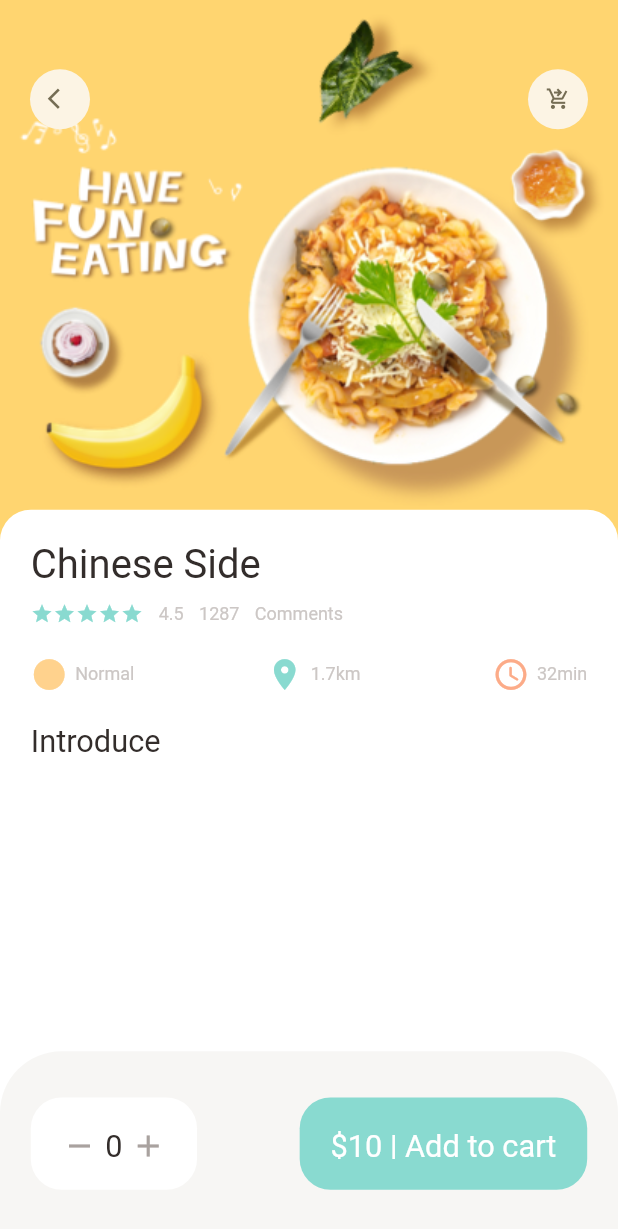
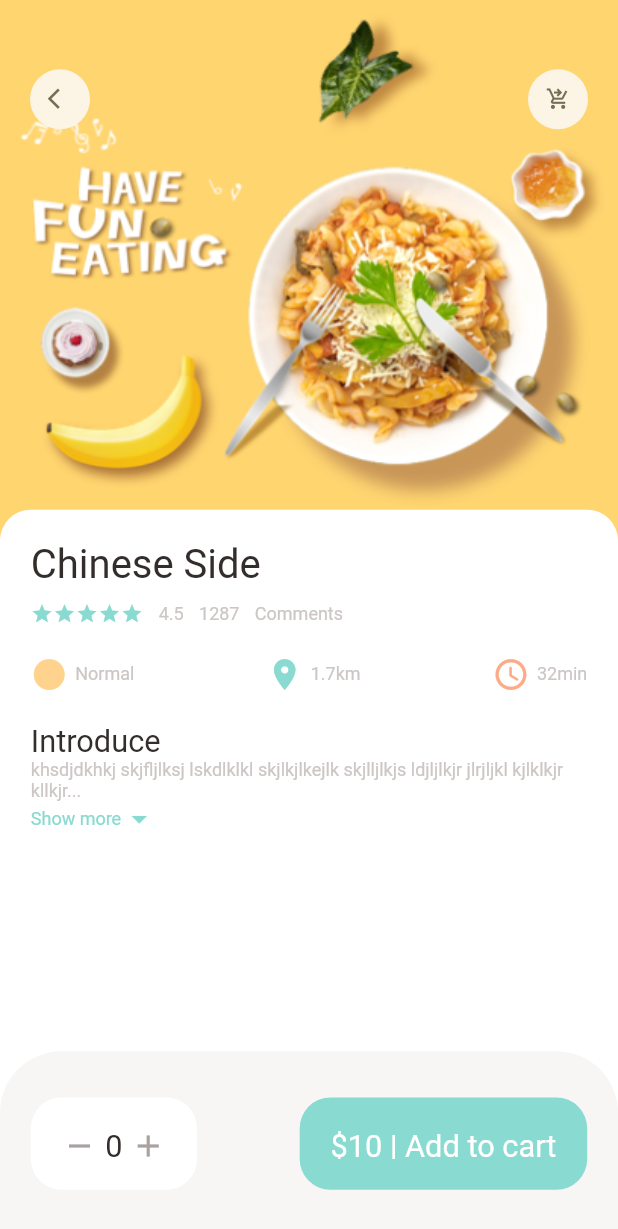
Before and after one commit to Baw-bits/e_food_delivery, a Flutter app: the screen it shows after launch, on a phone screen of 412 x 824 dp. Shown: the top 1229 px of the screen. Run offline on Flutter 3.47's test engine with Material 2 defaults, Android fonts, the phone set to English and light mode, and no system bars; our stand-ins replace dots_indicator, get.

Commit message:
New Commit

```diff
--- a/lib/pages/food/popular_food_detail.dart
+++ b/lib/pages/food/popular_food_detail.dart
@@ -3,6 +3,7 @@ import 'package:flutter/material.dart';
 import 'package:fmb/utils/dimensions.dart';
 import 'package:fmb/widgets/app_column.dart';
 import 'package:fmb/widgets/app_icon.dart';
+import 'package:fmb/widgets/expandable_text.dart';
 
 import '../../utils/colors.dart';
 import '../../widgets/big_text.dart';
@@ -18,6 +19,7 @@ class PopularFoodDetail extends StatelessWidget {
       backgroundColor: Colors.white,
       body: Stack(
         children: [
+          //background image
           Positioned(
             left: 0,
             right: 0,
@@ -32,6 +34,7 @@ class PopularFoodDetail extends StatelessWidget {
               ),
             ),
           ),
+          //icons
           Positioned(
             left: 20,
             right: 20,
@@ -44,6 +47,7 @@ class PopularFoodDetail extends StatelessWidget {
               ],
             ),
           ),
+          //indroduction to food
           Positioned(
             left: 0,
             right: 0,
@@ -69,6 +73,9 @@ class PopularFoodDetail extends StatelessWidget {
                     height: Dimensions.height20,
                   ),
                   BigText(text: 'Introduce'),
+                  ExpandableText(
+                      text:
+                          'khsdjdkhkj skjfljlksj lskdlklkl skjlkjlkejlk skjlljlkjs ldjljlkjr jlrjljkl kjlklkjr kllkjr')
                 ],
               ),
             ),
--- /dev/null
+++ b/lib/widgets/expandable_text.dart
@@ -0,0 +1,64 @@
+import 'package:flutter/material.dart';
+import 'package:fmb/utils/colors.dart';
+import 'package:fmb/utils/dimensions.dart';
+import 'package:fmb/widgets/small_text.dart';
+
+class ExpandableText extends StatefulWidget {
+  final String text;
+  const ExpandableText({Key? key, required this.text}) : super(key: key);
+
+  @override
+  _ExpandableTextState createState() => _ExpandableTextState();
+}
+
+class _ExpandableTextState extends State<ExpandableText> {
+  late String firstHalf;
+  late String secondHalf;
+
+  bool hiddenText = true;
+  double textHeight = Dimensions.screenHeight / 5.60;
+  @override
+  void initState() {
+    // TODO: implement initState
+    super.initState();
+    if (widget.text.length > textHeight) {
+      firstHalf = widget.text.substring(0, textHeight.toInt());
+      secondHalf =
+          widget.text.substring(textHeight.toInt() + 1, widget.text.length);
+    } else {
+      firstHalf = widget.text;
+      secondHalf = '';
+    }
+  }
+
+  @override
+  Widget build(BuildContext context) {
+    return Container(
+      child: secondHalf.isNotEmpty
+          ? SmallText(text: firstHalf)
+          : Column(
+              children: [
+                SmallText(
+                    text: hiddenText
+                        ? (firstHalf + '...')
+                        : (firstHalf + secondHalf)),
+                InkWell(
+                  onTap: () {},
+                  child: Row(
+                    children: [
+                      SmallText(
+                        text: 'Show more',
+                        color: AppColors.mainColor,
+                      ),
+                      Icon(
+                        Icons.arrow_drop_down,
+                        color: AppColors.mainColor,
+                      ),
+                    ],
+                  ),
+                )
+              ],
+            ),
+    );
+  }
+}
```
